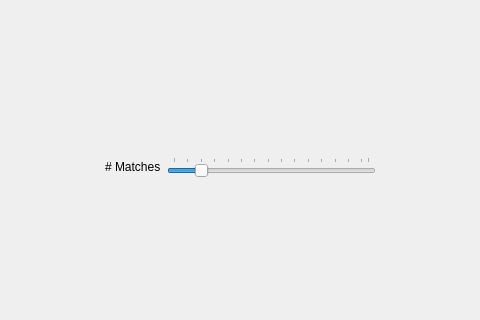
Before: the Qt Designer form form.ui in simonwb98/cc-gui, drawn with Qt 5; both pictures show x 475 to 955 and y 296 to 616 of the 1046 by 616 pixel window.
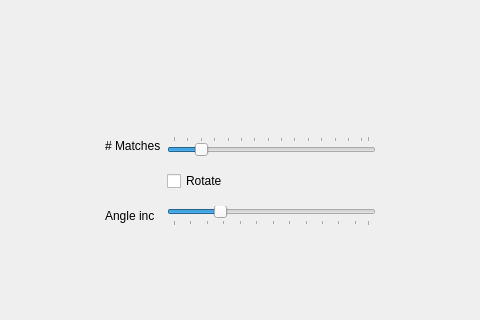
After: the same form once the commit is applied.

Commit message: wip: added rotations dashboard, but is not yet working properly

What changed in the file:
```diff
--- a/form.ui
+++ b/form.ui
@@ -112,7 +112,7 @@
       <x>580</x>
       <y>404</y>
       <width>271</width>
-      <height>81</height>
+      <height>111</height>
      </rect>
     </property>
     <layout class="QGridLayout" name="gridLayout_2">
@@ -123,7 +123,7 @@
        </property>
       </widget>
      </item>
-     <item row="0" column="3">
+     <item row="0" column="1">
       <widget class="QSlider" name="matchesSlider">
        <property name="minimum">
         <number>1</number>
@@ -157,6 +157,45 @@
        </property>
       </widget>
      </item>
+     <item row="2" column="1">
+      <widget class="QSlider" name="anglesSlider">
+       <property name="minimum">
+        <number>1</number>
+       </property>
+       <property name="maximum">
+        <number>60</number>
+       </property>
+       <property name="pageStep">
+        <number>5</number>
+       </property>
+       <property name="sliderPosition">
+        <number>15</number>
+       </property>
+       <property name="orientation">
+        <enum>Qt::Horizontal</enum>
+       </property>
+       <property name="tickPosition">
+        <enum>QSlider::TicksBelow</enum>
+       </property>
+       <property name="tickInterval">
+        <number>5</number>
+       </property>
+      </widget>
+     </item>
+     <item row="1" column="1">
+      <widget class="QCheckBox" name="rotationCheckBox">
+       <property name="text">
+        <string>Rotate</string>
+       </property>
+      </widget>
+     </item>
+     <item row="2" column="0">
+      <widget class="QLabel" name="angleLabel">
+       <property name="text">
+        <string>Angle inc</string>
+       </property>
+      </widget>
+     </item>
     </layout>
    </widget>
   </widget>
```
The commit also changes 4 other files.
